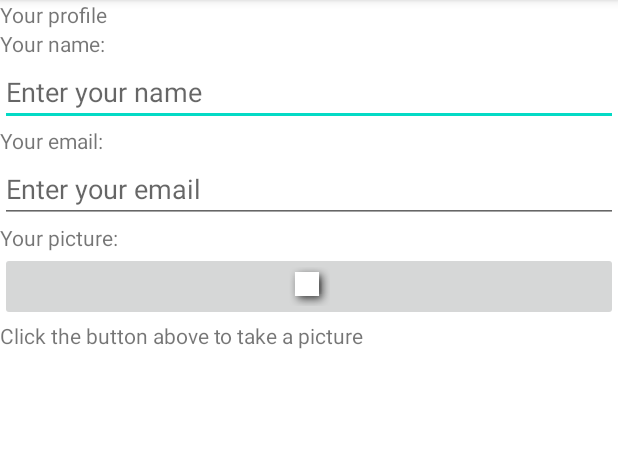
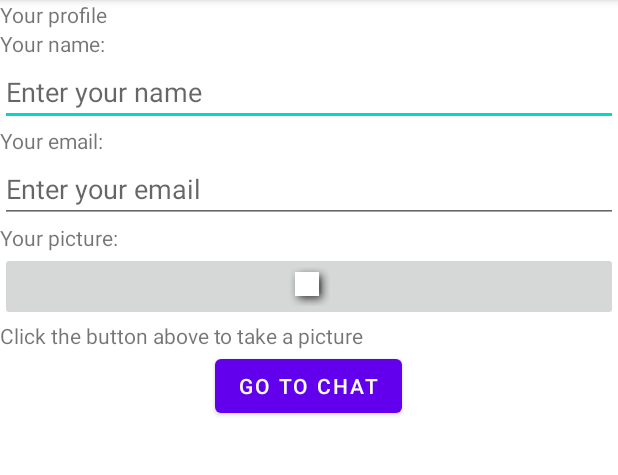
Before and after one commit to dennywai/AndroidLabs, an Android app: the ProfileActivity screen opened directly, with no data from a screen before it, on a phone screen of 412 x 824 dp, the part 84-559 px from its top. Run offline under Robolectric (Android 15) with nearby library versions, the phone set to English and light mode, and no system bars.

Commit message:
Lab4 Commit

```diff
--- a/app/src/main/java/com/example/androidlabs/ProfileActivity.java
+++ b/app/src/main/java/com/example/androidlabs/ProfileActivity.java
@@ -7,6 +7,7 @@ import android.graphics.Bitmap;
 import android.os.Bundle;
 import android.provider.MediaStore;
 import android.util.Log;
+import android.widget.Button;
 import android.widget.ImageButton;
 
 public class ProfileActivity extends AppCompatActivity {
@@ -23,6 +24,12 @@ public class ProfileActivity extends AppCompatActivity {
 
         mImageButton = (ImageButton) findViewById(R.id.picture);
         mImageButton.setOnClickListener(v -> dispatchTakePictureIntent());
+
+        Button chatroom = findViewById(R.id.chatroom);
+
+        Intent ChatRoomActivity = new Intent(this, ChatRoomActivity.class);
+
+        chatroom.setOnClickListener(click -> startActivity(ChatRoomActivity));
     }
 
     @Override
--- a/app/src/main/res/layout/activity_profile.xml
+++ b/app/src/main/res/layout/activity_profile.xml
@@ -65,4 +65,13 @@
         android:text="@string/clickbutton"
         android:layout_weight="1"/>
 
+    <Button
+        android:id="@+id/chatroom"
+        android:layout_width="wrap_content"
+        android:layout_height="wrap_content"
+        android:text="@string/chatroom"
+        android:layout_gravity="center"
+        android:layout_weight="1"/>
+
+
 </LinearLayout>
--- a/app/src/main/res/values/strings.xml
+++ b/app/src/main/res/values/strings.xml
@@ -21,4 +21,5 @@
     <string name="enteremail">Enter your email</string>
     <string name="yourpicture">Your picture:</string>
     <string name="clickbutton">Click the button above to take a picture</string>
+    <string name="chatroom">Go to chat</string>
 </resources>
```
Also changed, not shown: app/src/main/AndroidManifest.xml (+7 -2 lines), app/src/main/java/com/example/androidlabs/ChatRoomActivity.java (added, +14 -0 lines), app/src/main/res/layout/activity_chat_room.xml (added, +9 -0 lines), app/src/main/res/icon/icons8-devil-60.png (added), app/src/main/res/icon/icons8-grim-reaper-60.png (added).
